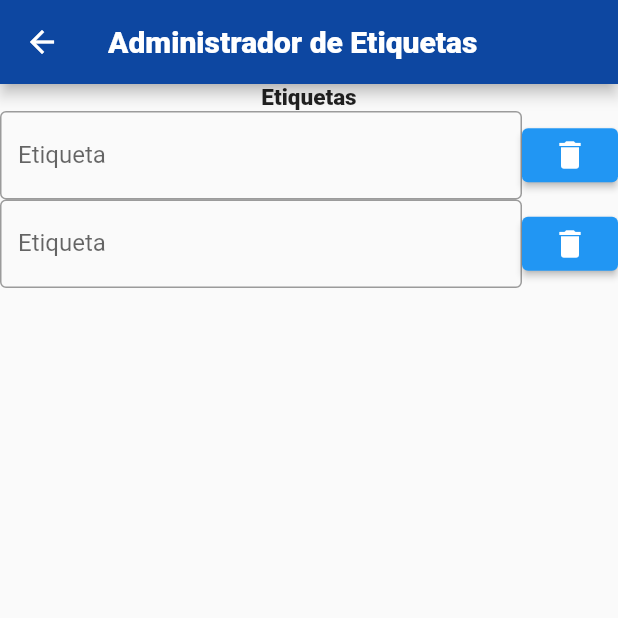
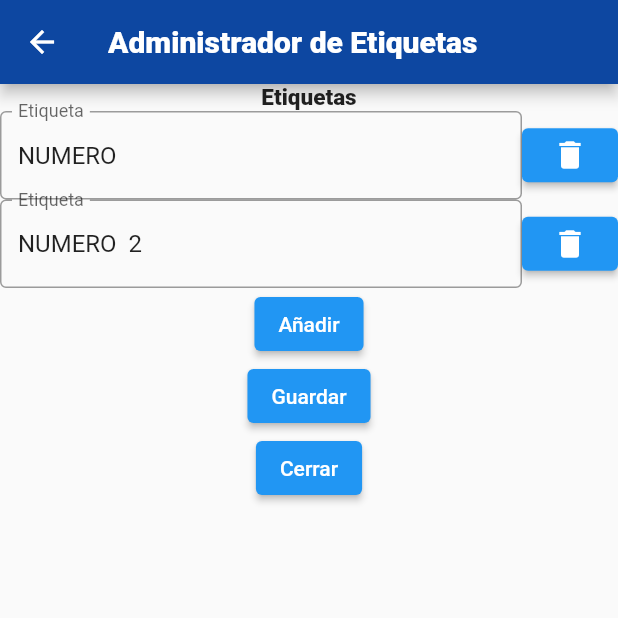
Before and after one commit to SebastianBelmonte01/todo_flutter, a Flutter app: the MyNewLabel screen opened by its route, after a tap on the "delete" icon, on a phone screen of 412 x 824 dp, the top half of it. Run offline on Flutter 3.47's test engine with Material 2 defaults, Android fonts, the phone set to English and light mode, and no system bars; our stand-ins replace flutter_bloc; missing offline and left inert: textfield_datepicker.

Commit message:
Failure by creating labels trying to put it on ListView

```diff
--- a/lib/classes/Label.dart
+++ b/lib/classes/Label.dart
@@ -1,4 +1,14 @@
-/**
- * Class Label
- *  String information
- */
+import 'package:flutter/material.dart';
+
+class Label {
+  String info  = "";
+
+ String get getInfo => this.info ;
+
+ set setLabel(String info ) => this.info  = info  ;
+
+ Label (String info){
+  this.info = info;
+ }
+
+}
--- /dev/null
+++ b/lib/components/my-label-list.dart
@@ -0,0 +1,29 @@
+import 'package:flutter/material.dart';
+
+import '../classes/Label.dart';
+import 'my-label.dart';
+
+class MyLabelList extends StatefulWidget {
+  List<Label> myLabelList;
+  MyLabelList({super.key, required this.myLabelList });
+
+  @override
+  State<MyLabelList> createState() => _MyLabelListState();
+}
+
+class _MyLabelListState extends State<MyLabelList> {
+  @override
+  Widget build(BuildContext context) {
+    return Column(
+      children: generateMyLabelList(widget.myLabelList),
+    );
+  }
+}
+
+List<MyLabel> generateMyLabelList (List<Label> myLabelList) {
+  List<MyLabel> myLabelListWidget = [];
+  for(var label in myLabelList){
+    myLabelListWidget.add(MyLabel(label: label,));
+  }
+  return myLabelListWidget;
+}
--- /dev/null
+++ b/lib/components/my-label.dart
@@ -0,0 +1,55 @@
+import 'package:flutter/material.dart';
+import 'package:flutter_bloc/flutter_bloc.dart';
+
+import '../classes/Label.dart';
+import '../providers/label-provider.dart';
+
+class MyLabel extends StatefulWidget {
+  Label label;
+  MyLabel({super.key, required this.label});
+  @override
+  State<MyLabel> createState() => _MyLabelState();
+}
+
+class _MyLabelState extends State<MyLabel> {
+
+  final labelController = TextEditingController();
+
+  @override
+  void initState() {
+    // TODO: implement initState
+    super.initState();
+    labelController.text = widget.label.getInfo;
+  }
+  @override
+  void dispose() {
+    // TODO: implement dispose
+    labelController.clear();
+    super.dispose();
+  }
+
+  @override
+  Widget build(BuildContext context) {
+    return Row(
+              children: <Widget> [
+                Expanded(
+                  child: TextField(
+                    controller: labelController,
+                    decoration: const InputDecoration(
+                          border: OutlineInputBorder(),
+                          labelText: 'Etiqueta',
+                        ),
+                  ),
+                ),
+                ElevatedButton(
+                  onPressed: (){
+                      context.read<LabelList>().removeLabel(0);
+                      print("TEXTO ${widget.label.getInfo}");
+                      print("ELIMINACION MI NUEVO TAMAÑO DE ETIQUETA ES DE ${context.read<LabelList>().size}");
+                  },
+                  child: const Icon(Icons.delete)
+                ),
+            ]
+        );
+  }
+}
--- a/lib/main.dart
+++ b/lib/main.dart
@@ -1,6 +1,7 @@
 import 'package:flutter/material.dart';
 import 'package:provider/provider.dart';
 import 'package:todo_flutter/login.dart';
+import 'package:todo_flutter/providers/label-provider.dart';
 import 'package:todo_flutter/providers/task-provider.dart';
 import 'package:todo_flutter/register-new-task.dart';
 import 'package:todo_flutter/todo.dart';
@@ -11,7 +12,8 @@ import 'package:todo_flutter/classes/Task.dart';
 void main() {
   runApp(MultiProvider(
     providers: [
-      ChangeNotifierProvider(create: (_) => TodoList())
+      ChangeNotifierProvider(create: (_) => TodoList()),
+      ChangeNotifierProvider(create: (_) => LabelList())
     ],
     child: MyApp(),
   ));
--- /dev/null
+++ b/lib/providers/label-provider.dart
@@ -0,0 +1,23 @@
+import 'package:flutter/material.dart';
+
+import '../classes/Label.dart';
+
+class LabelList extends ChangeNotifier{
+  List<Label> _labelList = [Label("NUMERO"), Label("NUMERO  2")];
+  List<Label> get labelList => this._labelList;
+
+  int get size => _labelList.length;
+
+  void addLabel(Label label){
+    _labelList.add(label);
+    notifyListeners();
+  }
+
+  void removeLabel(int index) {
+    print("Presiono el indice ${index}");
+    _labelList.removeAt(index);
+    notifyListeners();
+
+  }
+
+}
--- a/lib/providers/task-provider.dart
+++ b/lib/providers/task-provider.dart
@@ -2,9 +2,7 @@ import 'package:flutter/material.dart';
 import 'package:todo_flutter/classes/Task.dart';
 
 class TodoList extends ChangeNotifier {
-  List<Task> _todoList = [Task("Titulo 1", "Etiqueta 1", DateTime.now()), Task("Titulo 2", "Etiqueta 2", DateTime.now()) ];
-
-  get todoList => this._todoList;
+  List<Task> _todoList = [Task("Titulo 1", "Etiqueta 1", DateTime.now()),  ];
 
   int get size => _todoList.length;
 
--- a/lib/register-new-label.dart
+++ b/lib/register-new-label.dart
@@ -1,4 +1,10 @@
 import 'package:flutter/material.dart';
+import 'package:flutter_bloc/flutter_bloc.dart';
+import 'package:todo_flutter/components/my-label.dart';
+import 'package:todo_flutter/providers/label-provider.dart';
+
+import 'classes/Label.dart';
+import 'components/my-label-list.dart';
 
 class MyNewLabel extends StatefulWidget {
   const MyNewLabel({super.key});
@@ -15,52 +21,43 @@ class _MyNewLabelState extends State<MyNewLabel> {
     labelController.clear();
     super.dispose();
   }
+
+  @override
+  void initState() {
+    // TODO: implement initState
+    super.initState();
+  }
   @override
   Widget build(BuildContext context) {
+    List<Label> auxList = context.read<LabelList>().labelList.toList();
+
     return Scaffold(
       appBar: AppBar(title: const Text("Administrador de Etiquetas", style: TextStyle(fontFamily: "Roboto", fontWeight: FontWeight.w900, fontSize: 20)), backgroundColor: Colors.blue[900],),
-      body: Column(
+      body: SingleChildScrollView(
+        child: Column(
         children: [
           const Text("Etiquetas", style: const TextStyle(fontFamily: "Roboto", fontSize: 15, fontWeight: FontWeight.w800),),
+          MyLabelList(myLabelList: context.read<LabelList>().labelList.toList()),
+          ElevatedButton(
+            onPressed: (){
+              setState(() {
+                createLabel;
+                //TODO PARA MODIFFICCAR UNA ETIQUETA SE DEBE MODIFICAR DESDE EL WIDHGET HIJO
+                //context.read<LabelList>().addLabel(Label(""));
+                print("MI NUEVO TAMAÑO DE ETIQUETA ES DE ${auxList.length}");
+              });
+            },
+            child: Text("Añadir")),
+          ElevatedButton(onPressed: (){}, child: Text("Guardar")),
+          ElevatedButton(onPressed: (){}, child: Text("Cerrar")),
+        ],
 
-          Row(
-              children: <Widget> [
-                Expanded(
-                  child: TextField(
-                    controller: labelController,
-                    decoration: const InputDecoration(
-                          border: OutlineInputBorder(),
-                          labelText: 'Etiqueta',
-                        ),
-                  ),
-                ),
-                ElevatedButton(
-                  onPressed: (){},
-                  child: const Icon(Icons.delete)
-                ),
-            ]
-          ),
-
-          Row(
-              children: <Widget> [
-                Expanded(
-                  child: TextField(
-                    controller: labelController,
-                    decoration: const InputDecoration(
-                          border: OutlineInputBorder(),
-                          labelText: 'Etiqueta',
-                        ),
-                  ),
-                ),
-                ElevatedButton(
-                  onPressed: (){},
-                  child: const Icon(Icons.delete)
-                ),
-            ]
-          ),
-        ],
+        ),
       ),
     );
+  }
 
+  MyLabel createLabel () {
+    return MyLabel(label: Label("Guardar"));
   }
 }
--- a/lib/todo.dart
+++ b/lib/todo.dart
@@ -55,7 +55,6 @@ class _MyTodoState extends State<MyTodo> {
 
   @override
   Widget build(BuildContext context) {
-    print("HOLA MI TAMAÑO ES: ${context.read<TodoList>().size}");
     return Scaffold(
       appBar: AppBar(title: const Text("ToDo List", style: TextStyle(fontFamily: "Roboto", fontWeight: FontWeight.w900, fontSize: 30)), backgroundColor: Colors.blue[900],),
       body: MyListView(myList: context.read<TodoList>().list,),
```
